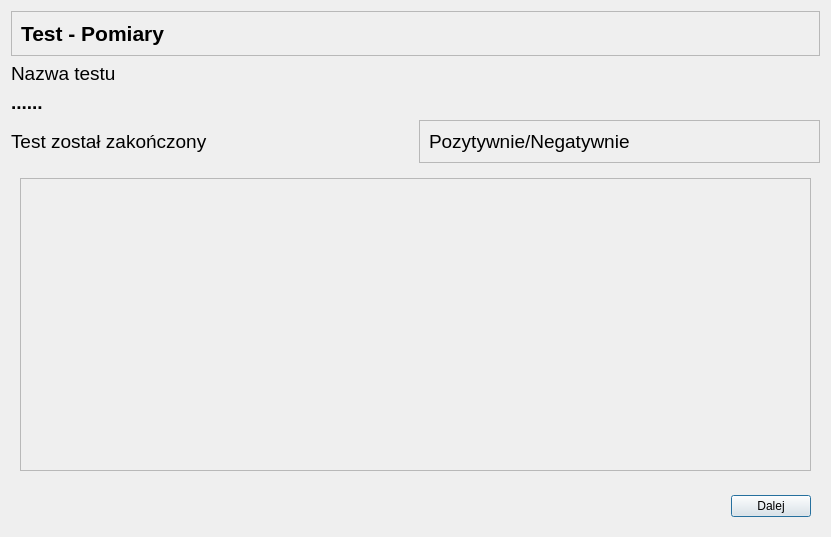
wiacekmarcin/CzujkiLiniowe, file CzujkiLinioweApp/oknopodsumowanietestu.ui: the form before one commit.
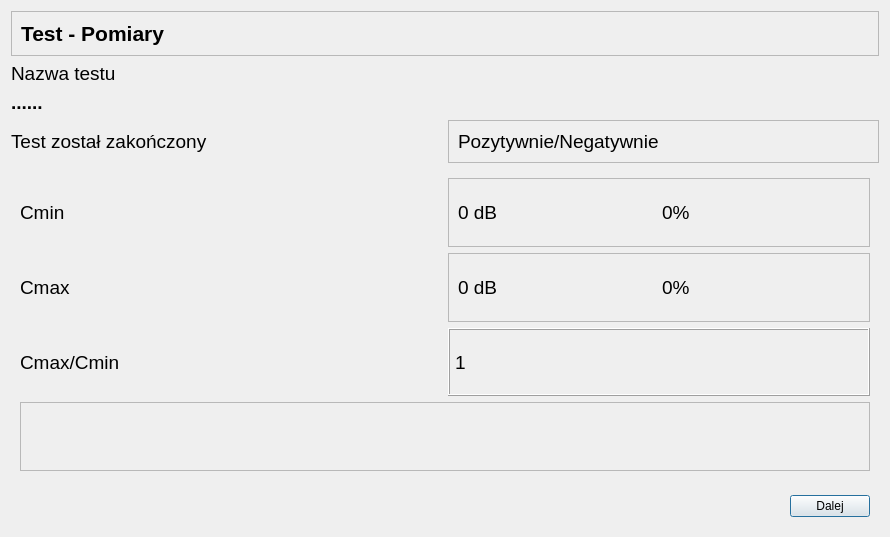
The form after the commit. Icons and pictures are not drawn.

Commit message: DDodany test jdlugosc drogi optycznej

```diff
--- a/CzujkiLinioweApp/oknopodsumowanietestu.ui
+++ b/CzujkiLinioweApp/oknopodsumowanietestu.ui
@@ -6,7 +6,7 @@
    <rect>
     <x>0</x>
     <y>0</y>
-    <width>831</width>
+    <width>890</width>
     <height>537</height>
    </rect>
   </property>
@@ -142,7 +142,7 @@
    <item row="6" column="0" colspan="2">
     <widget class="QStackedWidget" name="stackedWidget">
      <property name="currentIndex">
-      <number>3</number>
+      <number>4</number>
      </property>
      <widget class="QWidget" name="odtwarzalnosc">
       <layout class="QGridLayout" name="gridLayout_odtwarzalnosc">
@@ -1461,6 +1461,150 @@
        </item>
       </layout>
      </widget>
+     <widget class="QWidget" name="dlugoscdrogioptycznej">
+      <layout class="QGridLayout" name="gridLayout_5">
+       <item row="1" column="1">
+        <widget class="QFrame" name="dlugoscdrogioptycznejfrcmax_2">
+         <property name="frameShape">
+          <enum>QFrame::StyledPanel</enum>
+         </property>
+         <property name="frameShadow">
+          <enum>QFrame::Raised</enum>
+         </property>
+         <layout class="QHBoxLayout" name="horizontalLayoutodtwarzalnosccmax_4">
+          <item>
+           <widget class="QLabel" name="dlugoscdrogioptycznejCmax">
+            <property name="font">
+             <font>
+              <pointsize>14</pointsize>
+             </font>
+            </property>
+            <property name="text">
+             <string>0 dB</string>
+            </property>
+           </widget>
+          </item>
+          <item>
+           <widget class="QLabel" name="dlugoscdrogioptycznejCmax2">
+            <property name="font">
+             <font>
+              <pointsize>14</pointsize>
+             </font>
+            </property>
+            <property name="text">
+             <string>0%</string>
+            </property>
+           </widget>
+          </item>
+         </layout>
+        </widget>
+       </item>
+       <item row="0" column="1">
+        <widget class="QFrame" name="dlugoscdrogioptycznejfrcmin_2">
+         <property name="frameShape">
+          <enum>QFrame::StyledPanel</enum>
+         </property>
+         <property name="frameShadow">
+          <enum>QFrame::Raised</enum>
+         </property>
+         <layout class="QHBoxLayout" name="horizontalLayoutodtwarzalnosccmin_4">
+          <item>
+           <widget class="QLabel" name="dlugoscdrogioptycznejCmin">
+            <property name="font">
+             <font>
+              <pointsize>14</pointsize>
+             </font>
+            </property>
+            <property name="text">
+             <string>0 dB</string>
+            </property>
+           </widget>
+          </item>
+          <item>
+           <widget class="QLabel" name="dlugoscdrogioptycznejCmin2">
+            <property name="font">
+             <font>
+              <pointsize>14</pointsize>
+             </font>
+            </property>
+            <property name="text">
+             <string>0%</string>
+            </property>
+           </widget>
+          </item>
+         </layout>
+        </widget>
+       </item>
+       <item row="2" column="0">
+        <widget class="QLabel" name="eDlugoscDrogiOptycznejCmaxCmin">
+         <property name="font">
+          <font>
+           <pointsize>14</pointsize>
+          </font>
+         </property>
+         <property name="text">
+          <string>Cmax/Cmin</string>
+         </property>
+        </widget>
+       </item>
+       <item row="1" column="0">
+        <widget class="QLabel" name="eDlugoscDrogiOptycznejCmax">
+         <property name="font">
+          <font>
+           <pointsize>14</pointsize>
+          </font>
+         </property>
+         <property name="text">
+          <string>Cmax</string>
+         </property>
+        </widget>
+       </item>
+       <item row="0" column="0">
+        <widget class="QLabel" name="eDlugoscDrogiOptycznejCmin">
+         <property name="font">
+          <font>
+           <pointsize>14</pointsize>
+          </font>
+         </property>
+         <property name="text">
+          <string>Cmin</string>
+         </property>
+         <property name="wordWrap">
+          <bool>true</bool>
+         </property>
+        </widget>
+       </item>
+       <item row="2" column="1">
+        <widget class="QLabel" name="dlugoscdrogioptycznejCmaxCmin">
+         <property name="font">
+          <font>
+           <pointsize>14</pointsize>
+          </font>
+         </property>
+         <property name="frameShape">
+          <enum>QFrame::Box</enum>
+         </property>
+         <property name="frameShadow">
+          <enum>QFrame::Raised</enum>
+         </property>
+         <property name="text">
+          <string>1</string>
+         </property>
+        </widget>
+       </item>
+       <item row="3" column="0" colspan="2">
+        <widget class="QFrame" name="frDlugoscDrogiOptycznej">
+         <property name="frameShape">
+          <enum>QFrame::StyledPanel</enum>
+         </property>
+         <property name="frameShadow">
+          <enum>QFrame::Raised</enum>
+         </property>
+         <layout class="QGridLayout" name="dlugoscDrogiOptycznejGridLayout"/>
+        </widget>
+       </item>
+      </layout>
+     </widget>
     </widget>
    </item>
   </layout>
```
The commit also changes 16 other files.
